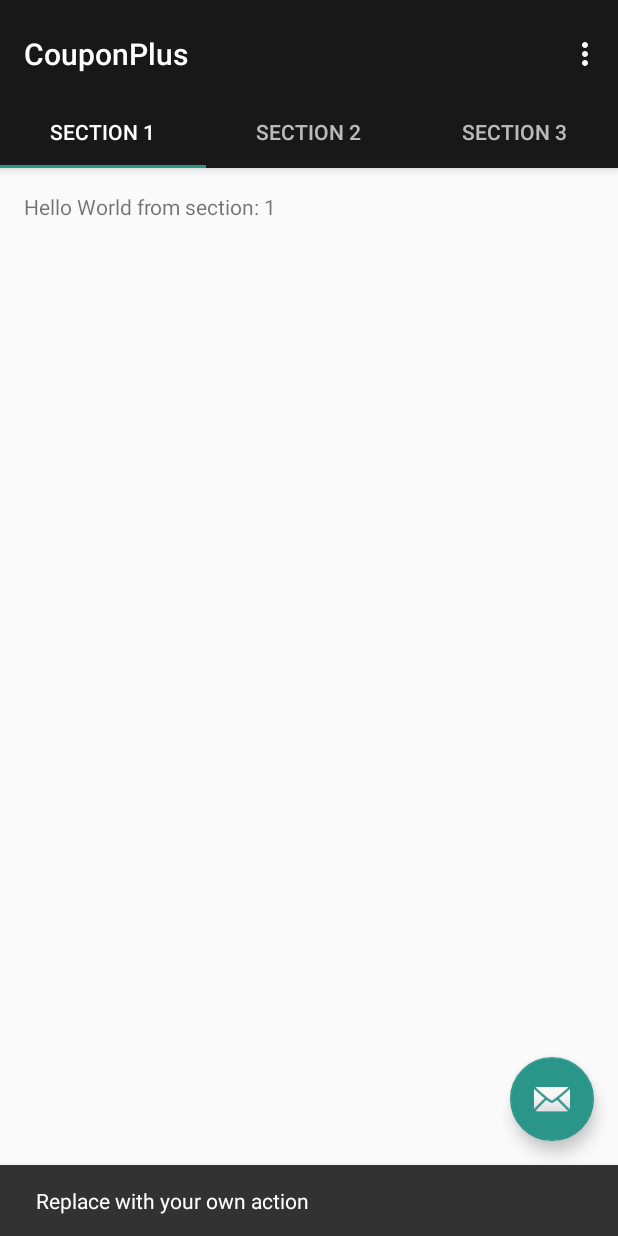
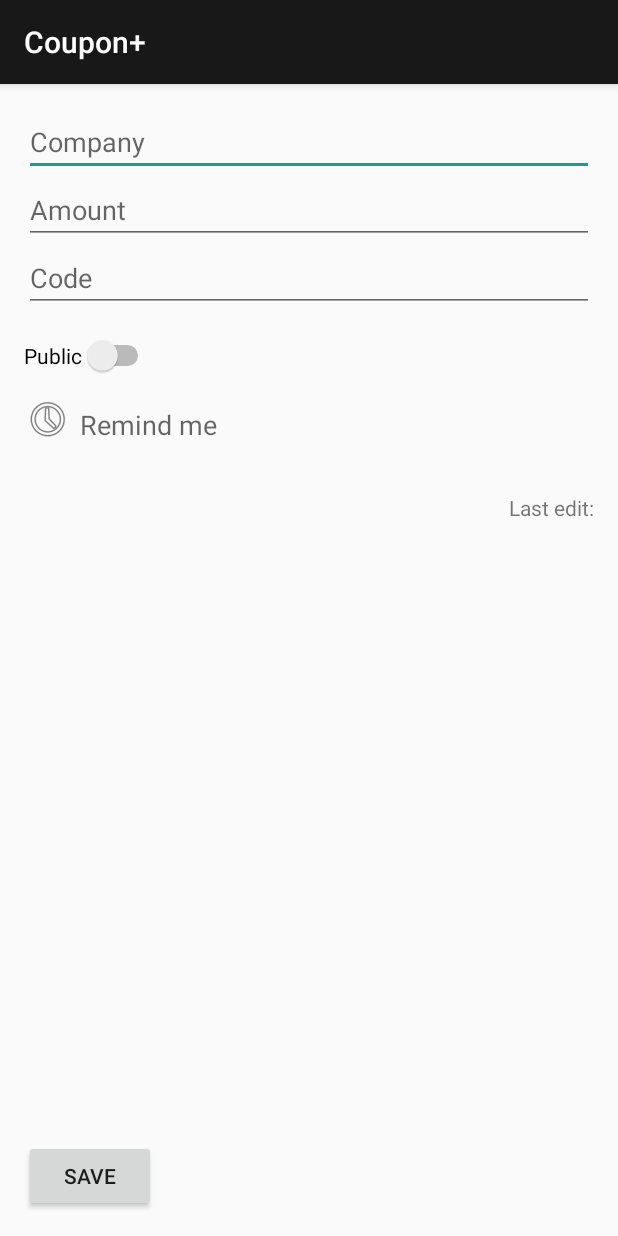
Before and after one commit to KevinTaron/Capstone-Project, an Android app: the MainActivity screen opened directly, with no data from a screen before it, after a tap on an icon or button, on a phone screen of 412 x 824 dp. Run offline under Robolectric (Android 15) with nearby library versions, the phone set to English and light mode, and no system bars; our stand-ins replace ButterKnife; libraries missing offline, so code that uses them is left out: com.firebase.client; 1 statement that could not run was skipped.

Commit message:
new coupon activity

```diff
--- a/CouponPlus/app/src/main/java/com/tkreativApps/couponplus/ui/BaseActivity.java
+++ b/CouponPlus/app/src/main/java/com/tkreativApps/couponplus/ui/BaseActivity.java
@@ -36,6 +36,5 @@ public abstract class BaseActivity extends AppCompatActivity implements
                 .enableAutoManage(this /* FragmentActivity */, this /* OnConnectionFailedListener */)
                 .addApi(Auth.GOOGLE_SIGN_IN_API, gso)
                 .build();
-
     }
 }
--- /dev/null
+++ b/CouponPlus/app/src/main/java/com/tkreativApps/couponplus/ui/Coupons/CouponActivity.java
@@ -0,0 +1,66 @@
+package com.tkreativApps.couponplus.ui.Coupons;
+
+import android.os.Bundle;
+import android.support.v7.app.AppCompatActivity;
+import android.widget.Switch;
+import android.widget.TextView;
+import android.widget.Toast;
+
+import com.firebase.client.Firebase;
+import com.tkreativApps.couponplus.R;
+import com.tkreativApps.couponplus.model.Coupons;
+import com.tkreativApps.couponplus.utils.Constants;
+
+import butterknife.Bind;
+import butterknife.ButterKnife;
+import butterknife.OnClick;
+
+public class CouponActivity extends AppCompatActivity {
+    @Bind(R.id.companyName) TextView mCompanyName;
+    @Bind(R.id.amount) TextView mAmount;
+    @Bind(R.id.code) TextView mCode;
+    @Bind(R.id.switchPublic) Switch mPublic;
+
+    boolean nCoupon = true;
+    Firebase couponRef;
+
+    @Override
+    protected void onCreate(Bundle savedInstanceState) {
+        super.onCreate(savedInstanceState);
+        setContentView(R.layout.activity_coupon);
+        ButterKnife.bind(this);
+
+        couponRef = new Firebase(Constants.FIREBASE_URL);
+
+        Bundle extras = getIntent().getExtras();
+
+        if (extras != null) {
+            nCoupon = false;
+        }
+    }
+
+    @OnClick(R.id.saveButton)
+    public void onSave() {
+        String companyName = mCompanyName.getText().toString();
+        String amount = mAmount.getText().toString();
+        String code = mCode.getText().toString();
+        boolean isPublic = mPublic.isChecked();
+
+        if(nCoupon) {
+            Firebase newCopRef = null;
+            if(isPublic) {
+                newCopRef = couponRef.child(Constants.FIREBASE_LOCATION_COUPONS_PUBLIC).push();
+            } else {
+                newCopRef = couponRef.child(Constants.FIREBASE_LOCATION_COUPONS_PRIVATE).push();
+            }
+
+            Coupons newCoupons = new Coupons(newCopRef.getKey(), companyName, amount, code, isPublic);
+            newCopRef.setValue(newCoupons);
+        }
+
+        Toast testToast = Toast.makeText(this, "public: " + isPublic, Toast.LENGTH_LONG);
+        testToast.show();
+
+        // finish();
+    }
+}
--- a/CouponPlus/app/src/main/java/com/tkreativApps/couponplus/ui/MainActivity.java
+++ b/CouponPlus/app/src/main/java/com/tkreativApps/couponplus/ui/MainActivity.java
@@ -1,25 +1,29 @@
 package com.tkreativApps.couponplus.ui;
 
+import android.content.Intent;
+import android.content.SharedPreferences;
+import android.os.Bundle;
+import android.preference.PreferenceManager;
 import android.support.design.widget.TabLayout;
-import android.support.design.widget.FloatingActionButton;
-import android.support.design.widget.Snackbar;
-import android.support.v7.app.AppCompatActivity;
-import android.support.v7.widget.Toolbar;
-
 import android.support.v4.app.Fragment;
 import android.support.v4.app.FragmentManager;
 import android.support.v4.app.FragmentPagerAdapter;
 import android.support.v4.view.ViewPager;
-import android.os.Bundle;
+import android.support.v7.app.AppCompatActivity;
+import android.support.v7.widget.Toolbar;
+import android.util.Log;
 import android.view.LayoutInflater;
 import android.view.Menu;
 import android.view.MenuItem;
 import android.view.View;
 import android.view.ViewGroup;
-
 import android.widget.TextView;
 
 import com.tkreativApps.couponplus.R;
+import com.tkreativApps.couponplus.ui.Coupons.CouponActivity;
+
+import butterknife.ButterKnife;
+import butterknife.OnClick;
 
 public class MainActivity extends AppCompatActivity {
 
@@ -42,6 +46,13 @@ public class MainActivity extends AppCompatActivity {
     protected void onCreate(Bundle savedInstanceState) {
         super.onCreate(savedInstanceState);
         setContentView(R.layout.activity_main);
+        ButterKnife.bind(this);
+
+        final SharedPreferences mSharedPref = PreferenceManager.getDefaultSharedPreferences(getApplication());
+
+        String test = mSharedPref.getString("uid", "");
+
+        Log.i("testID", test);
 
         Toolbar toolbar = (Toolbar) findViewById(R.id.toolbar);
         setSupportActionBar(toolbar);
@@ -56,15 +67,17 @@ public class MainActivity extends AppCompatActivity {
         TabLayout tabLayout = (TabLayout) findViewById(R.id.tabs);
         tabLayout.setupWithViewPager(mViewPager);
 
-        FloatingActionButton fab = (FloatingActionButton) findViewById(R.id.fab);
-        fab.setOnClickListener(new View.OnClickListener() {
-            @Override
-            public void onClick(View view) {
-                Snackbar.make(view, "Replace with your own action", Snackbar.LENGTH_LONG)
-                        .setAction("Action", null).show();
-            }
-        });
 
+
+    }
+
+    /**
+     * Create an new Coupon
+     */
+    @OnClick(R.id.fab)
+    public void addCoupon(View view) {
+        Intent addCoupon = new Intent(MainActivity.this, CouponActivity.class);
+        startActivity(addCoupon);
     }
 
 
--- a/CouponPlus/app/src/main/java/com/tkreativApps/couponplus/utils/Constants.java
+++ b/CouponPlus/app/src/main/java/com/tkreativApps/couponplus/utils/Constants.java
@@ -10,6 +10,9 @@ public final class Constants {
      * where user lists are stored (ie "userLists")
      */
     public static final String FIREBASE_LOCATION_USERS = "users";
+    public static final String FIREBASE_LOCATION_COUPONS = "coupons";
+    public static final String FIREBASE_LOCATION_COUPONS_PUBLIC = "coupon-public";
+    public static final String FIREBASE_LOCATION_COUPONS_PRIVATE = "coupon-private";
 
 
     /**
@@ -31,6 +34,7 @@ public final class Constants {
      */
     public static final String FIREBASE_URL = "https://couponplus.firebaseio.com/";
     public static final String FIREBASE_URL_USERS = FIREBASE_URL + "/" + FIREBASE_LOCATION_USERS;
+    public static final String FIREBASE_URL_COUPONS = FIREBASE_URL + "/" + FIREBASE_LOCATION_COUPONS;
 
 
     /**
--- /dev/null
+++ b/CouponPlus/app/src/main/res/layout/activity_coupon.xml
@@ -0,0 +1,96 @@
+<?xml version="1.0" encoding="utf-8"?>
+<RelativeLayout
+    xmlns:android="http://schemas.android.com/apk/res/android"
+    xmlns:tools="http://schemas.android.com/tools"
+    android:layout_width="match_parent"
+    android:layout_height="match_parent"
+    android:paddingBottom="@dimen/activity_vertical_margin"
+    android:paddingLeft="@dimen/activity_horizontal_margin"
+    android:paddingRight="@dimen/activity_horizontal_margin"
+    android:paddingTop="@dimen/activity_vertical_margin"
+    tools:context="com.tkreativApps.couponplus.ui.Coupons.CouponActivity">
+
+    <EditText
+        android:layout_width="match_parent"
+        android:layout_height="wrap_content"
+        android:id="@+id/companyName"
+        android:hint="@string/placeholder_company"
+        android:layout_alignParentTop="true"
+        android:layout_alignParentLeft="true"
+        android:layout_alignParentStart="true"/>
+
+    <EditText
+        android:layout_width="match_parent"
+        android:layout_height="wrap_content"
+        android:inputType="textMultiLine"
+        android:ems="10"
+        android:id="@+id/amount"
+        android:layout_below="@+id/companyName"
+        android:layout_alignParentLeft="true"
+        android:layout_alignParentStart="true"
+        android:hint="@string/placeholder_amount"/>
+    <EditText
+        android:layout_width="match_parent"
+        android:layout_height="wrap_content"
+        android:inputType="textMultiLine"
+        android:ems="10"
+        android:id="@+id/code"
+        android:layout_below="@+id/amount"
+        android:layout_alignParentLeft="true"
+        android:layout_alignParentStart="true"
+        android:hint="@string/placeholder_code"/>
+
+    <Switch
+        android:layout_width="wrap_content"
+        android:layout_height="wrap_content"
+        android:text="@string/text_public"
+        android:id="@+id/switchPublic"
+        android:layout_below="@+id/code"
+        android:layout_alignParentLeft="true"
+        android:layout_alignParentStart="true"
+        android:layout_marginTop="15dp"
+        />
+
+    <TextView
+        android:layout_width="wrap_content"
+        android:layout_height="wrap_content"
+        android:textAppearance="?android:attr/textAppearanceMedium"
+        android:text="@string/text_reminder"
+        android:id="@+id/reminder"
+        android:layout_marginTop="20dp"
+        android:layout_below="@+id/switchPublic"
+        android:layout_toRightOf="@+id/view_reminder"
+        android:layout_toEndOf="@+id/view_reminder"
+        android:layout_marginLeft="5dp"/>
+
+    <ImageView
+        android:layout_width="wrap_content"
+        android:layout_height="wrap_content"
+        android:id="@+id/view_reminder"
+        android:src="@android:drawable/ic_menu_recent_history"
+        android:layout_above="@+id/lastEdit"
+        android:layout_alignParentLeft="true"
+        android:layout_alignParentStart="true"/>
+
+    <TextView
+        android:layout_width="wrap_content"
+        android:layout_height="wrap_content"
+        android:textAppearance="?android:attr/textAppearanceSmall"
+        android:text="@string/text_edited"
+        android:id="@+id/lastEdit"
+        android:layout_below="@+id/reminder"
+        android:layout_alignRight="@+id/code"
+        android:layout_alignEnd="@+id/code"
+        android:layout_marginTop="33dp"/>
+
+    <Button
+        android:layout_width="wrap_content"
+        android:layout_height="wrap_content"
+        android:text="Save"
+        android:id="@+id/saveButton"
+        android:layout_alignParentBottom="true"
+        android:layout_alignParentLeft="true"
+        android:layout_alignParentStart="true"/>
+
+
+</RelativeLayout>
--- a/CouponPlus/app/src/main/res/layout/activity_main.xml
+++ b/CouponPlus/app/src/main/res/layout/activity_main.xml
@@ -44,6 +44,6 @@
         android:layout_height="wrap_content"
         android:layout_gravity="end|bottom"
         android:layout_margin="@dimen/fab_margin"
-        android:src="@android:drawable/ic_dialog_email"/>
+        android:src="@drawable/ic_note_add_white_36dp"/>
 
 </android.support.design.widget.CoordinatorLayout>
--- a/CouponPlus/app/src/main/res/values/strings.xml
+++ b/CouponPlus/app/src/main/res/values/strings.xml
@@ -1,8 +1,8 @@
 <resources>
-    <string name="app_name">CouponPlus</string>
+    <string name="app_name">Coupon+</string>
     <string name="action_settings">Settings</string>
     <string name="section_format">Hello World from section: %1$d</string>
-    <string name="title_activity_login">Sign in</string>
+    <string name="title_activity_login">Coupon+</string>
 
 
     <!-- Login and Create Account Screen  -->
@@ -22,6 +22,14 @@
         completions."
     </string>
 
+
+    <!-- Coupon Edit Screen -->
+    <string name="placeholder_company">Company</string>
+    <string name="placeholder_amount">Amount</string>
+    <string name="placeholder_code">Code</string>
+    <string name="text_public">Public</string>
+    <string name="text_reminder">Remind me</string>
+    <string name="text_edited">Last edit: </string>
 
     <!-- Base Error Strings-->
     <string name="log_error_updating_data">Error updating data: </string>
```
Also changed, not shown: CouponPlus/app/src/main/AndroidManifest.xml (+8 -6 lines), CouponPlus/app/src/main/java/com/tkreativApps/couponplus/model/Coupons.java (added, +63 -0 lines), CouponPlus/app/src/main/java/com/tkreativApps/couponplus/utils/placeholder.java (added, +23 -0 lines), CouponPlus/app/src/main/res/drawable/borderbottom.xml (added, +9 -0 lines).
